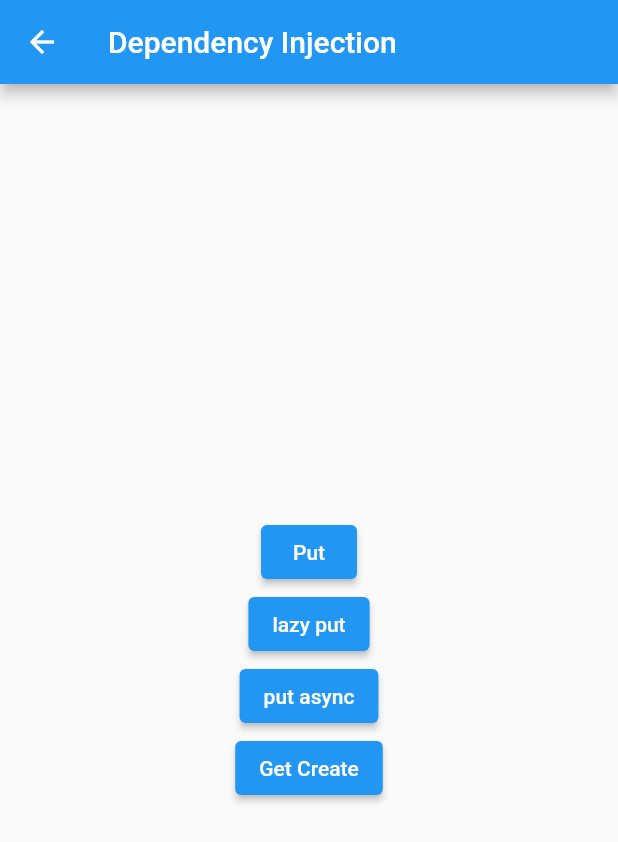
After one commit to lhs7091/flutter_basic, a Flutter app: the screen it shows after launch, after a tap on "Dependency Injection", on a phone screen of 412 x 824 dp. The commit adds this screen. Shown: the top 842 px of the screen. Run offline on Flutter 3.47's test engine with Material 2 defaults, Android fonts, the light colour scheme and no system bars; our stand-ins replace auto_size_text, bloc, cached_network_image, dio, flutter_bloc, flutter_swiper and 2 more; generated files the repository leaves out were written again.

Commit message:
Dependency Injection

```diff
--- /dev/null
+++ b/getx_exam/lib/controller/dependency_controller.dart
@@ -0,0 +1,5 @@
+import 'package:get/get.dart';
+
+class DependencyController extends GetxController {
+  increase() {}
+}
--- /dev/null
+++ b/getx_exam/lib/dependecy/dependency_manage.dart
@@ -0,0 +1,85 @@
+import 'package:flutter/foundation.dart';
+import 'package:flutter/material.dart';
+import 'package:get/get.dart';
+import 'package:getx_exam/controller/dependency_controller.dart';
+import 'package:getx_exam/dependecy/get_lazy_put.dart';
+import 'package:getx_exam/dependecy/get_put.dart';
+
+class DependencyManageScreen extends StatelessWidget {
+  @override
+  Widget build(BuildContext context) {
+    return Scaffold(
+      appBar: AppBar(
+        title: Text("Dependency Injection"),
+      ),
+      body: Center(
+        child: Column(
+          mainAxisAlignment: MainAxisAlignment.center,
+          children: [
+            /**
+             * 페이지 이동시, controller를 주입.
+             * GetPut클래스 안에서는 controller를 인스턴스화 할 필요가 없음.
+             * 페이지에서 나올때, 메모리상에서도 자동으로 삭제해줌.
+             */
+            ElevatedButton(
+                onPressed: () {
+                  Get.to(GetPut(), binding: BindingsBuilder(() {
+                    Get.put(DependencyController());
+                  }));
+                },
+                child: Text("Put")),
+
+            /**
+             * 페이지 이동시, controller를 주입
+             * 최초 인스턴스화는 되지 않음
+             * 이동상 페이지에서 사용할때 인스턴스화
+             */
+            ElevatedButton(
+                onPressed: () {
+                  Get.to(GetLazyPut(), binding: BindingsBuilder(() {
+                    Get.lazyPut<DependencyController>(
+                        () => DependencyController());
+                  }));
+                },
+                child: Text("lazy put")),
+
+            /**
+             * 페이지 이동시, controller 주입
+             * 주입전 비동기 처리가 있을 경우 사용
+             */
+            ElevatedButton(
+              onPressed: () {
+                Get.to(
+                  GetPut(),
+                  binding: BindingsBuilder(() {
+                    Get.putAsync<DependencyController>(() async {
+                      await Future.delayed(Duration(seconds: 2));
+                      return DependencyController();
+                    });
+                  }),
+                );
+              },
+              child: Text("put async"),
+            ),
+            /**
+             * 페이지 이동시, controller 주입
+             * 페이지 이동후 인스턴스화 되지 않음
+             * 인스턴스화 할 경우 계속 생성 가능
+             * put의 경우 처음 1번만 생성
+             */
+            ElevatedButton(
+              onPressed: () {
+                Get.to(GetPut(), binding: BindingsBuilder(() {
+                  Get.create<DependencyController>(() {
+                    return DependencyController();
+                  });
+                }));
+              },
+              child: Text("Get Create"),
+            ),
+          ],
+        ),
+      ),
+    );
+  }
+}
--- a/getx_exam/lib/home.dart
+++ b/getx_exam/lib/home.dart
@@ -1,5 +1,6 @@
 import 'package:flutter/material.dart';
 import 'package:get/get.dart';
+import 'package:getx_exam/dependecy/dependency_manage.dart';
 import 'package:getx_exam/screens/get_x.dart';
 import 'package:getx_exam/screens/normal.dart';
 import 'package:getx_exam/screens/reactive_state_manage.dart';
@@ -44,6 +45,12 @@ class Home extends StatelessWidget {
               },
               child: Text('Reactive state management'),
             ),
+            ElevatedButton(
+              onPressed: () {
+                Get.to(DependencyManageScreen());
+              },
+              child: Text('Dependency Injection'),
+            ),
           ],
         ),
       ),
```
Also changed, not shown: getx_exam/lib/dependecy/get_lazy_put.dart (added, +18 -0 lines), getx_exam/lib/dependecy/get_put.dart (added, +18 -0 lines), 1 other file.
